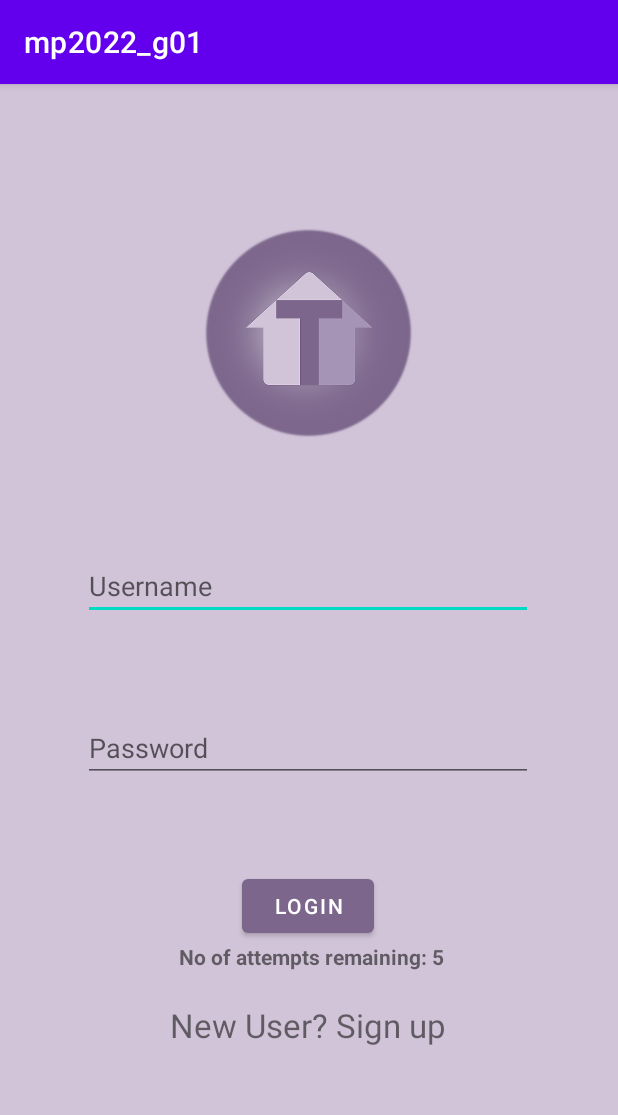
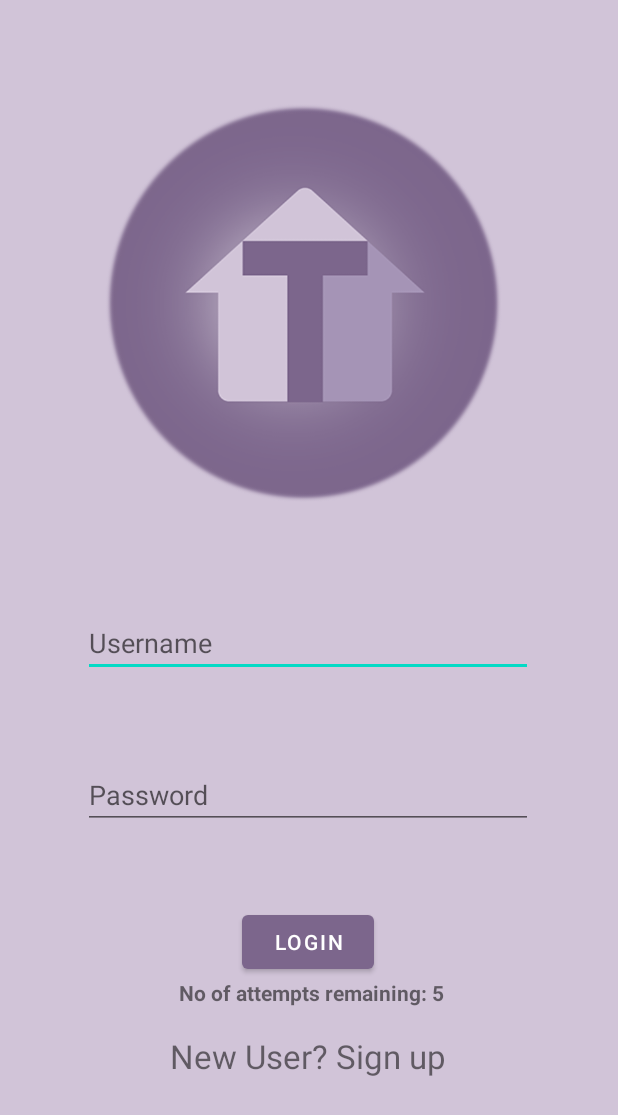
Before and after one commit to fatinnajihah117/mp2022_g01, an Android app: the screen it shows after launch (MainActivity), on a phone screen of 412 x 824 dp. Shown: the top 1115 px of the screen. Run offline under Robolectric (Android 15) with nearby library versions, the phone set to English and light mode, and no system bars.

Commit message:
Buang action bar/ dah betulkan error gambar

```diff
--- a/app/src/main/res/layout/activity_main.xml
+++ b/app/src/main/res/layout/activity_main.xml
@@ -50,14 +50,15 @@
 
     <ImageView
         android:id="@+id/imageView2"
-        android:layout_width="wrap_content"
-        android:layout_height="wrap_content"
+        android:layout_width="281dp"
+        android:layout_height="274dp"
         app:layout_constraintBottom_toBottomOf="parent"
         app:layout_constraintEnd_toEndOf="parent"
+        app:layout_constraintHorizontal_bias="0.482"
         app:layout_constraintStart_toStartOf="parent"
         app:layout_constraintTop_toTopOf="parent"
-        app:layout_constraintVertical_bias="0.151"
-        app:srcCompat="@mipmap/tranquillogoround" />
+        app:layout_constraintVertical_bias="0.119"
+        app:srcCompat="@drawable/tranquillogoround" />
 
     <TextView
         android:id="@+id/tvInfo"
--- a/app/src/main/res/layout/activity_splash_screen.xml
+++ b/app/src/main/res/layout/activity_splash_screen.xml
@@ -17,7 +17,7 @@
       app:layout_constraintStart_toStartOf="parent"
       app:layout_constraintTop_toTopOf="parent"
       app:layout_constraintVertical_bias="0.273"
-      app:srcCompat="@mipmap/tranquillogoround" />
+      app:srcCompat="@drawable/tranquillogoround" />
 
   <ProgressBar
       android:id="@+id/progressBar"
--- a/app/src/main/res/values/themes.xml
+++ b/app/src/main/res/values/themes.xml
@@ -1,6 +1,6 @@
 <resources xmlns:tools="http://schemas.android.com/tools">
     <!-- Base application theme. -->
-    <style name="Theme.Mp2022_g01" parent="Theme.MaterialComponents.DayNight.DarkActionBar">
+    <style name="Theme.Mp2022_g01" parent="Theme.MaterialComponents.DayNight.NoActionBar">
         <!-- Primary brand color. -->
         <item name="colorPrimary">@color/purple_500</item>
         <item name="colorPrimaryVariant">@color/purple_700</item>
```
Also changed, not shown: app/src/main/res/layout/activity_splash_screen2.xml (+5 -3 lines), app/src/main/res/drawable/tranquillogo.png (added), app/src/main/res/drawable/tranquillogoround.png (added).
